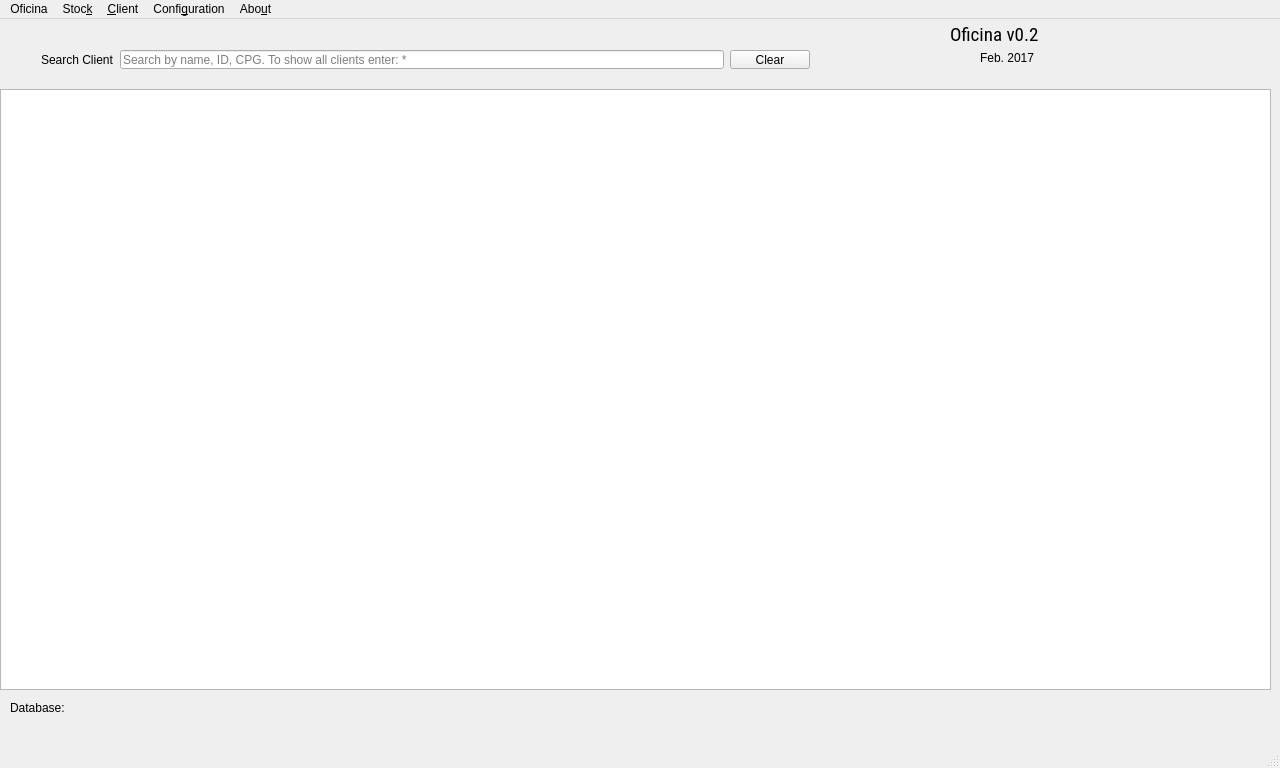
Qt form Main_Window.ui (bedi1982/Oficina) before a commit.
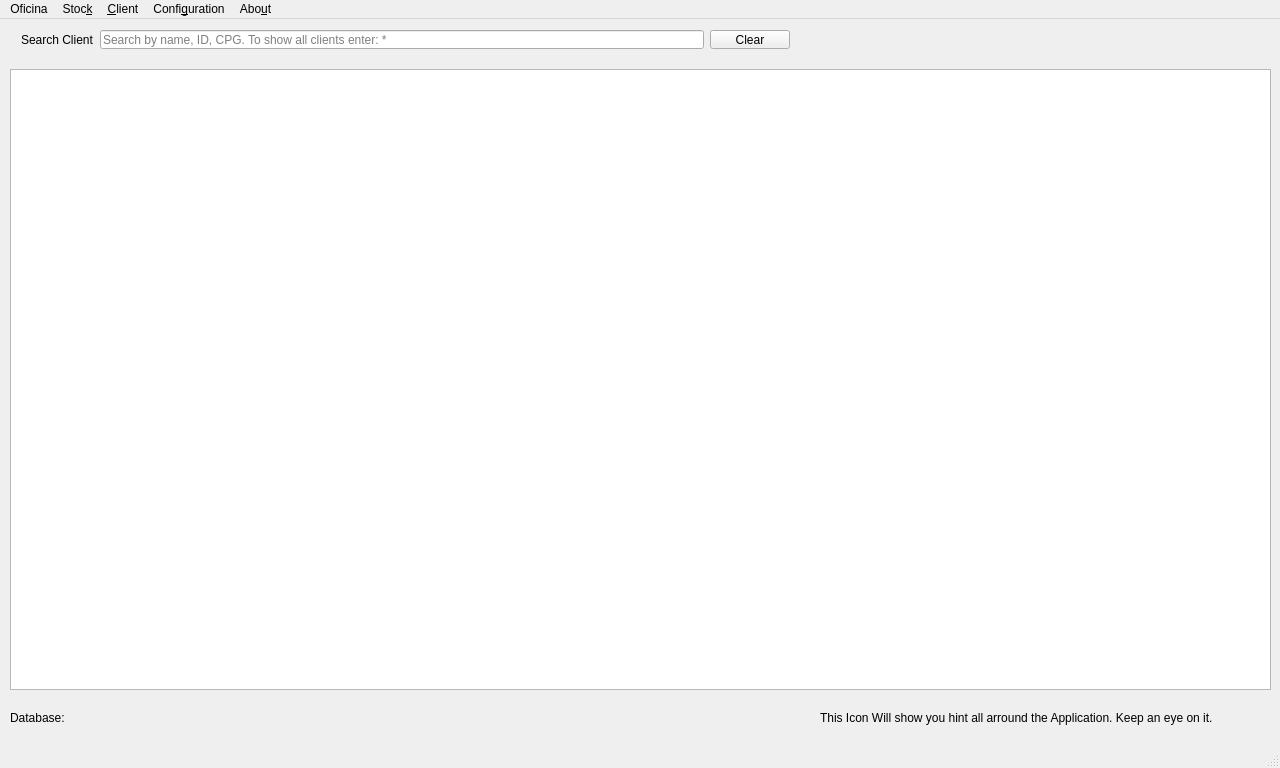
The same form after that commit. Icons and pictures are not drawn.

The edit to the form file:
```diff
--- a/Main_Window.ui
+++ b/Main_Window.ui
@@ -48,10 +48,10 @@
    <widget class="QTableView" name="tbl_Client_List">
     <property name="geometry">
      <rect>
-      <x>0</x>
-      <y>70</y>
-      <width>1271</width>
-      <height>601</height>
+      <x>10</x>
+      <y>50</y>
+      <width>1261</width>
+      <height>621</height>
      </rect>
     </property>
     <property name="sizePolicy">
@@ -92,7 +92,7 @@
     <property name="geometry">
      <rect>
       <x>10</x>
-      <y>680</y>
+      <y>690</y>
       <width>81</width>
       <height>18</height>
      </rect>
@@ -117,22 +117,23 @@
    <widget class="QLabel" name="lbl_Oficina">
     <property name="geometry">
      <rect>
-      <x>950</x>
+      <x>1050</x>
       <y>0</y>
-      <width>121</width>
-      <height>31</height>
+      <width>201</width>
+      <height>21</height>
      </rect>
     </property>
     <property name="font">
      <font>
-      <family>Roboto Condensed</family>
-      <pointsize>14</pointsize>
+      <family>Cantarell</family>
+      <pointsize>12</pointsize>
       <weight>50</weight>
+      <italic>false</italic>
       <bold>false</bold>
      </font>
     </property>
     <property name="text">
-     <string>Oficina v0.2</string>
+     <string/>
     </property>
     <property name="textFormat">
      <enum>Qt::PlainText</enum>
@@ -141,23 +142,29 @@
    <widget class="QLabel" name="lbl_Date">
     <property name="geometry">
      <rect>
-      <x>980</x>
-      <y>30</y>
-      <width>71</width>
-      <height>18</height>
+      <x>1130</x>
+      <y>20</y>
+      <width>151</width>
+      <height>20</height>
      </rect>
     </property>
+    <property name="font">
+     <font>
+      <family>Carlito</family>
+      <pointsize>9</pointsize>
+     </font>
+    </property>
     <property name="text">
-     <string>Feb. 2017</string>
+     <string/>
     </property>
    </widget>
    <widget class="QLabel" name="lbl_BigCarIcon">
     <property name="geometry">
      <rect>
-      <x>1070</x>
+      <x>930</x>
       <y>0</y>
-      <width>161</width>
-      <height>71</height>
+      <width>121</width>
+      <height>51</height>
      </rect>
     </property>
     <property name="text">
@@ -173,8 +180,8 @@
    <widget class="QWidget" name="horizontalLayoutWidget">
     <property name="geometry">
      <rect>
-      <x>30</x>
-      <y>20</y>
+      <x>10</x>
+      <y>0</y>
       <width>791</width>
       <height>41</height>
      </rect>
@@ -213,6 +220,38 @@
      </item>
     </layout>
    </widget>
+   <widget class="QLabel" name="label_Hint_Icon">
+    <property name="geometry">
+     <rect>
+      <x>780</x>
+      <y>680</y>
+      <width>31</width>
+      <height>31</height>
+     </rect>
+    </property>
+    <property name="text">
+     <string/>
+    </property>
+    <property name="pixmap">
+     <pixmap resource="resources/images.qrc">:/emoticons/hint.png</pixmap>
+    </property>
+    <property name="scaledContents">
+     <bool>true</bool>
+    </property>
+   </widget>
+   <widget class="QLabel" name="label">
+    <property name="geometry">
+     <rect>
+      <x>820</x>
+      <y>690</y>
+      <width>441</width>
+      <height>18</height>
+     </rect>
+    </property>
+    <property name="text">
+     <string>This Icon Will show you hint all arround the Application. Keep an eye on it.</string>
+    </property>
+   </widget>
    <zorder>tbl_Client_List</zorder>
    <zorder>lbl_Database</zorder>
    <zorder>lbl_Emoticon_Connection_Status</zorder>
```
Left out of the diff: 6 changed lines with no effect on the pictures.
